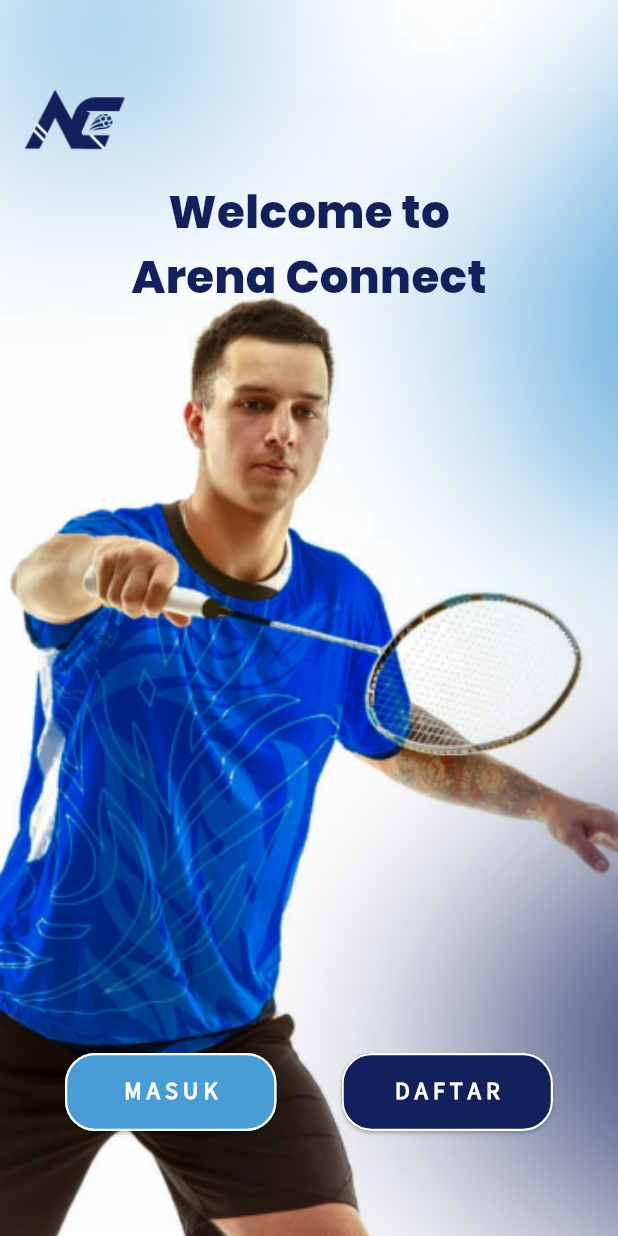
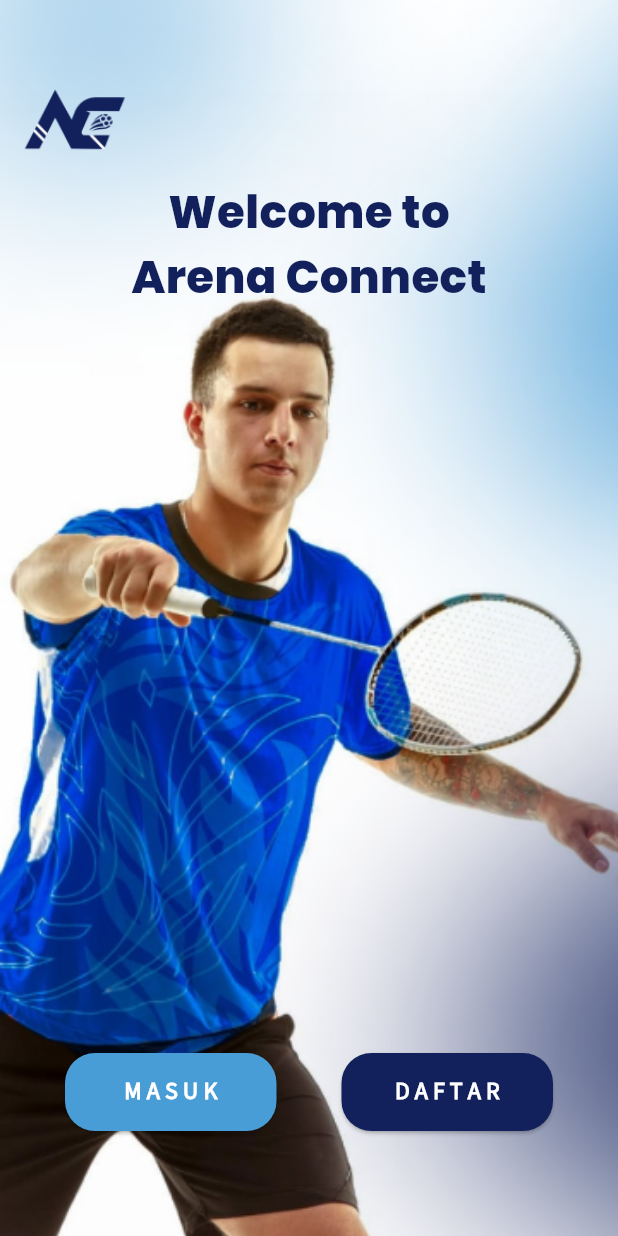
Before and after one commit to iammburg/arena-connect, a Flutter app: the screen it shows after launch, on a phone screen of 412 x 824 dp. Run offline on Flutter 3.47's test engine with Material 3 defaults, Android fonts, the phone set to English and light mode, and no system bars; our stand-ins replace carousel_slider, decimal, device_preview, image_picker, shared_preferences.

Commit message:
Fix: Delete White Stroke Surrounded Button Masuk & Daftar

```diff
--- a/lib/config/theme.dart
+++ b/lib/config/theme.dart
@@ -237,10 +237,10 @@ ButtonStyle daftarButton = ElevatedButton.styleFrom(
     backgroundColor: primary,
     shape: RoundedRectangleBorder(
       borderRadius: BorderRadius.circular(20),
-      side: const BorderSide(
-        color: Colors.white, // Warna stroke putih
-        width: 1.5, // Ketebalan stroke
-      ),
+      // side: const BorderSide(
+      //   color: Colors.white, // Warna stroke putih
+      //   width: 1.5, // Ketebalan stroke
+      // ),
     ),
     padding: const EdgeInsets.symmetric(vertical: 12, horizontal: 20));
 
@@ -249,10 +249,10 @@ ButtonStyle daftarButtonSecondary = ElevatedButton.styleFrom(
     backgroundColor: secondary,
     shape: RoundedRectangleBorder(
       borderRadius: BorderRadius.circular(20),
-      side: const BorderSide(
-        color: Colors.white, // Warna stroke putih
-        width: 1.5, // Ketebalan stroke
-      ),
+      // side: const BorderSide(
+      //   color: Colors.white, // Warna stroke putih
+      //   width: 1.5, // Ketebalan stroke
+      // ),
     ),
     padding: const EdgeInsets.symmetric(vertical: 12, horizontal: 20));
 
@@ -261,10 +261,10 @@ ButtonStyle masukButton = ElevatedButton.styleFrom(
     backgroundColor: secondary,
     shape: RoundedRectangleBorder(
       borderRadius: BorderRadius.circular(20),
-      side: const BorderSide(
-        color: Colors.white, // Warna stroke putih
-        width: 1.5, // Ketebalan stroke
-      ),
+      // side: const BorderSide(
+      //   color: Colors.white, // Warna stroke putih
+      //   width: 1.5, // Ketebalan stroke
+      // ),
     ),
     padding: const EdgeInsets.symmetric(vertical: 12, horizontal: 20));
 
```
